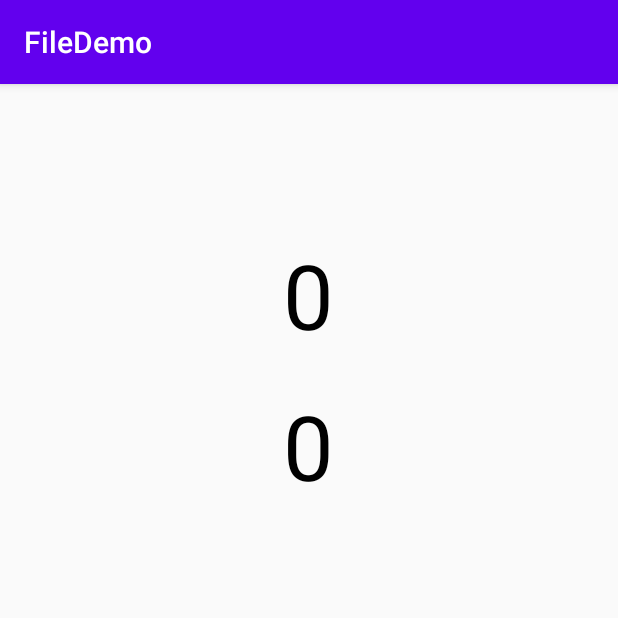
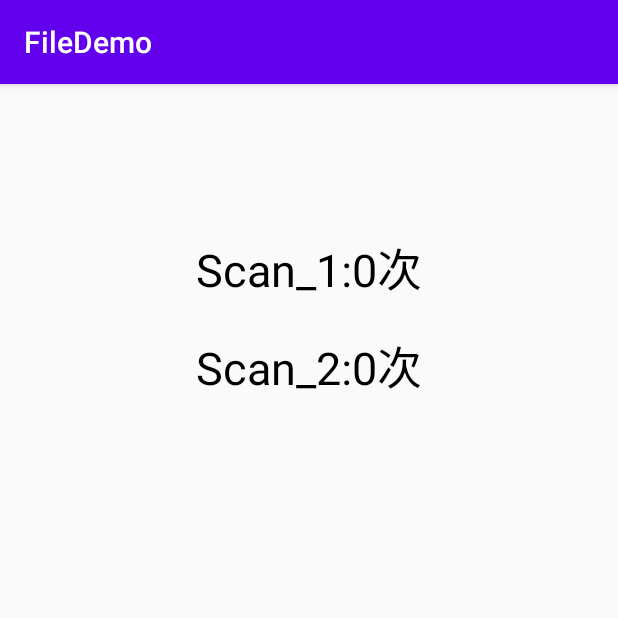
Before and after one commit to gitmohx/FileDemo, an Android app: the KeyCodeCount screen opened directly, with no data from a screen before it, on a phone screen of 412 x 824 dp, the top half of it. Run offline under Robolectric (Android 15) with nearby library versions, the phone set to English and light mode, and no system bars.

Commit message:
onResume保存显示实现

```diff
--- a/app/src/main/java/com/idata/filedemo/KeyCodeCount.java
+++ b/app/src/main/java/com/idata/filedemo/KeyCodeCount.java
@@ -1,5 +1,6 @@
 package com.idata.filedemo;
 
+import android.annotation.SuppressLint;
 import android.content.BroadcastReceiver;
 import android.content.Context;
 import android.content.Intent;
@@ -38,11 +39,16 @@ public class KeyCodeCount extends AppCompatActivity {
             }
         }
     };
+    @SuppressLint("SetTextI18n")
     @Override
     protected void onResume() {
         super.onResume();
-
+        int scan1 = SharedPreferencesUtils.getIntPref(KeyCodeCount.this, Constant.KEYCODE_SCAN_1, Constant.KEYCODE_SCAN_1);
+        int scan2 = SharedPreferencesUtils.getIntPref(KeyCodeCount.this, Constant.KEYCODE_SCAN_2, Constant.KEYCODE_SCAN_2);
+        tvCount1.setText("Scan_1:" + scan1 +"次");
+        tvCount2.setText("Scan_2:" + scan2 +"次");
     }
+    @SuppressLint("SetTextI18n")
     private void makeCount(String keycode) {
         int num = SharedPreferencesUtils.getIntPref(KeyCodeCount.this, keycode, keycode);
         int sum = 0;
@@ -55,10 +61,10 @@ public class KeyCodeCount extends AppCompatActivity {
             SharedPreferencesUtils.setIntPref(KeyCodeCount.this, keycode, keycode, 0);
         }
         SharedPreferencesUtils.setIntPref(KeyCodeCount.this, keycode, keycode, sum);
-        if(keycode.equals(Constant.KEYCODE_SCAN_1)  && keycode != null){
-            tvCount1.setText(String.valueOf(sum));
-        }else if(keycode.equals(Constant.KEYCODE_SCAN_2)  && keycode != null){
-            tvCount2.setText(String.valueOf(sum));
+        if(keycode.equals(Constant.KEYCODE_SCAN_1)){
+            tvCount1.setText("Scan_1:" + sum +"次");
+        }else if(keycode.equals(Constant.KEYCODE_SCAN_2)){
+            tvCount2.setText("Scan_2:" + sum +"次");
         }
     }
 
--- a/app/src/main/res/layout/keycode_layout.xml
+++ b/app/src/main/res/layout/keycode_layout.xml
@@ -7,7 +7,7 @@
         android:id="@+id/tv_count1"
         android:layout_width="wrap_content"
         android:layout_height="wrap_content"
-        android:textSize="60dp"
+        android:textSize="30dp"
         android:layout_marginTop="100dp"
         android:text="0"
         android:layout_gravity="center_horizontal"
@@ -16,7 +16,7 @@
         android:id="@+id/tv_count2"
         android:layout_width="wrap_content"
         android:layout_height="wrap_content"
-        android:textSize="60dp"
+        android:textSize="30dp"
         android:layout_marginTop="20dp"
         android:text="0"
         android:layout_gravity="center_horizontal"
```
